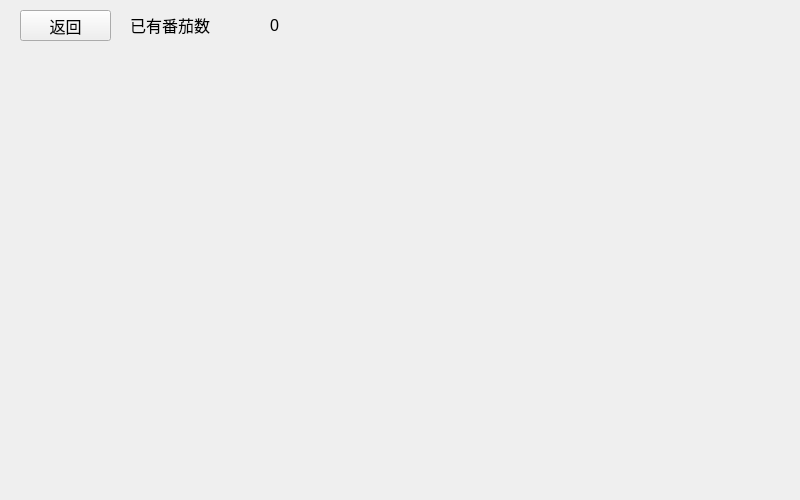
Before: the Qt Designer form TomClock_QtCreator/screenUi/achievementwindow.ui in MeoRinLime/TomClock, drawn with Qt 5.
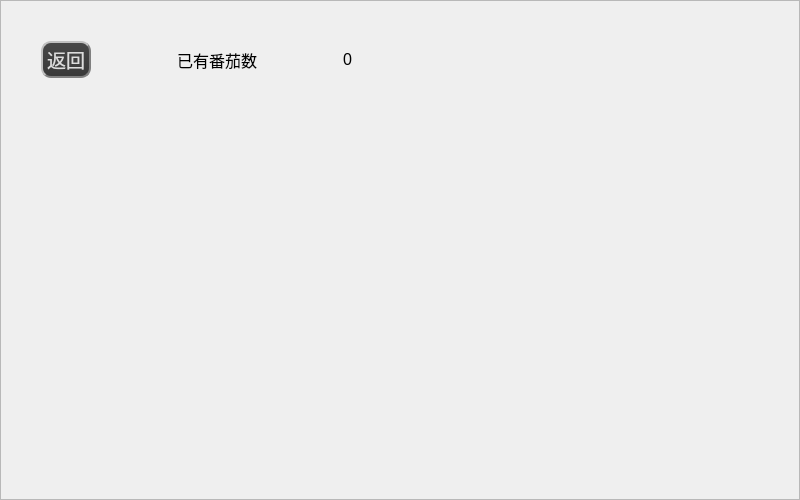
After: the same form once the commit is applied. Icons and pictures are not drawn.

Diff of the .ui file:
```diff
--- a/TomClock_QtCreator/screenUi/achievementwindow.ui
+++ b/TomClock_QtCreator/screenUi/achievementwindow.ui
@@ -23,14 +23,196 @@
    <iconset resource="../res.qrc">
     <normaloff>:/images/resourse/images/Icons/Main_Color/tomato1.png</normaloff>:/images/resourse/images/Icons/Main_Color/tomato1.png</iconset>
   </property>
+  <layout class="QVBoxLayout" name="verticalLayout_3">
+   <property name="leftMargin">
+    <number>0</number>
+   </property>
+   <property name="topMargin">
+    <number>0</number>
+   </property>
+   <property name="rightMargin">
+    <number>0</number>
+   </property>
+   <property name="bottomMargin">
+    <number>0</number>
+   </property>
+   <item>
+    <widget class="QFrame" name="frame">
+     <property name="minimumSize">
+      <size>
+       <width>800</width>
+       <height>500</height>
+      </size>
+     </property>
+     <property name="frameShape">
+      <enum>QFrame::StyledPanel</enum>
+     </property>
+     <property name="frameShadow">
+      <enum>QFrame::Raised</enum>
+     </property>
+     <layout class="QVBoxLayout" name="verticalLayout_2">
+      <property name="leftMargin">
+       <number>0</number>
+      </property>
+      <property name="topMargin">
+       <number>0</number>
+      </property>
+      <property name="rightMargin">
+       <number>0</number>
+      </property>
+      <property name="bottomMargin">
+       <number>0</number>
+      </property>
+      <item>
+       <layout class="QHBoxLayout" name="horizontalLayout_2">
+        <item>
+         <layout class="QHBoxLayout" name="horizontalLayout">
+          <item>
+           <spacer name="horizontalSpacer">
+            <property name="orientation">
+             <enum>Qt::Horizontal</enum>
+            </property>
+            <property name="sizeType">
+             <enum>QSizePolicy::Fixed</enum>
+            </property>
+            <property name="sizeHint" stdset="0">
+             <size>
+              <width>40</width>
+              <height>20</height>
+             </size>
+            </property>
+           </spacer>
+          </item>
+          <item>
+           <layout class="QVBoxLayout" name="verticalLayout">
+            <item>
+             <spacer name="verticalSpacer">
+              <property name="orientation">
+               <enum>Qt::Vertical</enum>
+              </property>
+              <property name="sizeType">
+               <enum>QSizePolicy::Fixed</enum>
+              </property>
+              <property name="sizeHint" stdset="0">
+               <size>
+                <width>20</width>
+                <height>40</height>
+               </size>
+              </property>
+             </spacer>
+            </item>
+            <item>
+             <widget class="QPushButton" name="backBtn">
+              <property name="sizePolicy">
+               <sizepolicy hsizetype="Fixed" vsizetype="Fixed">
+                <horstretch>0</horstretch>
+                <verstretch>0</verstretch>
+               </sizepolicy>
+              </property>
+              <property name="minimumSize">
+               <size>
+                <width>40</width>
+                <height>30</height>
+               </size>
+              </property>
+              <property name="font">
+               <font>
+                <pointsize>14</pointsize>
+               </font>
+              </property>
+              <property name="styleSheet">
+               <string notr="true">.QPushButton,.QToolButton{
+color:#DCDCDC;
+min-height:15px;
+background:qlineargradient(spread:pad,x1:0,y1:0,x2:0,y2:1,stop:0 #484848,stop:1 #383838);
+border:2px groove gray;
+border-radius:10px;
+padding:2px 4px;
+border-style: outset;
+}
+
+.QPushButton:hover,.QToolButton:hover{
+background:qlineargradient(spread:pad,x1:0,y1:0,x2:0,y2:1,stop:0 #646464,stop:1 #525252);
+}
+
+.QPushButton:pressed,.QToolButton:pressed{
+background:qlineargradient(spread:pad,x1:0,y1:0,x2:0,y2:1,stop:0 #484848,stop:1 #383838);
+}</string>
+              </property>
+              <property name="text">
+               <string>返回</string>
+              </property>
+              <property name="icon">
+               <iconset resource="../res.qrc">
+                <normaloff>:/images/resourse/images/Icons/Default_Color/back.png</normaloff>:/images/resourse/images/Icons/Default_Color/back.png</iconset>
+              </property>
+              <property name="iconSize">
+               <size>
+                <width>20</width>
+                <height>20</height>
+               </size>
+              </property>
+             </widget>
+            </item>
+            <item>
+             <spacer name="verticalSpacer_2">
+              <property name="orientation">
+               <enum>Qt::Vertical</enum>
+              </property>
+              <property name="sizeType">
+               <enum>QSizePolicy::Fixed</enum>
+              </property>
+              <property name="sizeHint" stdset="0">
+               <size>
+                <width>20</width>
+                <height>40</height>
+               </size>
+              </property>
+             </spacer>
+            </item>
+           </layout>
+          </item>
+          <item>
+           <spacer name="horizontalSpacer_2">
+            <property name="orientation">
+             <enum>Qt::Horizontal</enum>
+            </property>
+            <property name="sizeType">
+             <enum>QSizePolicy::Fixed</enum>
+            </property>
+            <property name="sizeHint" stdset="0">
+             <size>
+              <width>40</width>
+              <height>20</height>
+             </size>
+            </property>
+           </spacer>
+          </item>
+         </layout>
+        </item>
+        <item>
+         <spacer name="horizontalSpacer_3">
+          <property name="orientation">
+           <enum>Qt::Horizontal</enum>
+          </property>
+          <property name="sizeType">
+           <enum>QSizePolicy::Fixed</enum>
+          </property>
+          <property name="sizeHint" stdset="0">
+           <size>
+            <width>40</width>
+            <height>20</height>
+           </size>
+          </property>
+         </spacer>
+        </item>
+        <item>
   <widget class="QLabel" name="TomatoLabel">
-   <property name="geometry">
-    <rect>
-     <x>130</x>
-     <y>9</y>
-     <width>131</width>
-     <height>31</height>
-    </rect>
+          <property name="sizePolicy">
+           <sizepolicy hsizetype="Fixed" vsizetype="Preferred">
+            <horstretch>0</horstretch>
+            <verstretch>0</verstretch>
+           </sizepolicy>
    </property>
    <property name="font">
     <font>
@@ -41,15 +223,25 @@
     <string>已有番茄数</string>
    </property>
   </widget>
+        </item>
+        <item>
+         <spacer name="horizontalSpacer_4">
+          <property name="orientation">
+           <enum>Qt::Horizontal</enum>
+          </property>
+          <property name="sizeType">
+           <enum>QSizePolicy::Fixed</enum>
+          </property>
+          <property name="sizeHint" stdset="0">
+           <size>
+            <width>80</width>
+            <height>20</height>
+           </size>
+          </property>
+         </spacer>
+        </item>
+        <item>
   <widget class="QLabel" name="numOfTomato">
-   <property name="geometry">
-    <rect>
-     <x>270</x>
-     <y>10</y>
-     <width>131</width>
-     <height>31</height>
-    </rect>
-   </property>
    <property name="font">
     <font>
      <pointsize>12</pointsize>
@@ -59,15 +251,11 @@
     <string>0</string>
    </property>
   </widget>
+        </item>
+       </layout>
+      </item>
+      <item>
   <widget class="QScrollArea" name="scrollArea">
-   <property name="geometry">
-    <rect>
-     <x>20</x>
-     <y>50</y>
-     <width>761</width>
-     <height>431</height>
-    </rect>
-   </property>
    <property name="frameShape">
     <enum>QFrame::NoFrame</enum>
    </property>
@@ -91,30 +279,17 @@
      <rect>
       <x>0</x>
       <y>0</y>
-      <width>761</width>
-      <height>431</height>
+           <width>798</width>
+           <height>370</height>
      </rect>
     </property>
    </widget>
   </widget>
-  <widget class="QPushButton" name="backBtn">
-   <property name="geometry">
-    <rect>
-     <x>20</x>
-     <y>10</y>
-     <width>91</width>
-     <height>31</height>
-    </rect>
-   </property>
-   <property name="font">
-    <font>
-     <pointsize>12</pointsize>
-    </font>
-   </property>
-   <property name="text">
-    <string>返回</string>
-   </property>
-  </widget>
+      </item>
+     </layout>
+    </widget>
+   </item>
+  </layout>
  </widget>
  <resources>
   <include location="../res.qrc"/>
```
Lines whose indentation alone changed are shown as unchanged.
